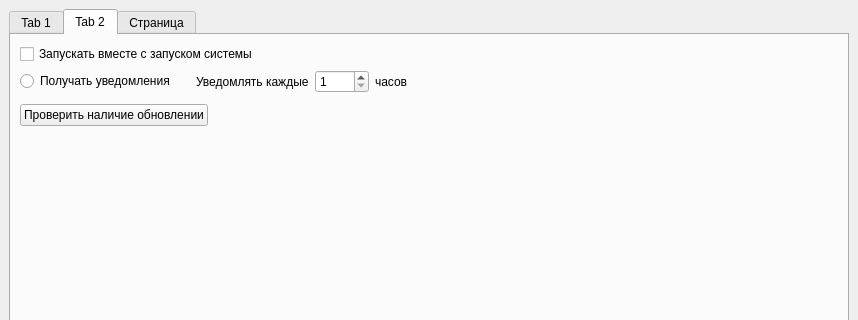
This is Actualochka/ui/mainwindow.ui in OmarSyba/MPEI-Actualochka as Qt 5 draws it before an edit; both pictures show x 0 to 858 and y 0 to 320 of the 858 by 598 pixel window. The edited form follows.
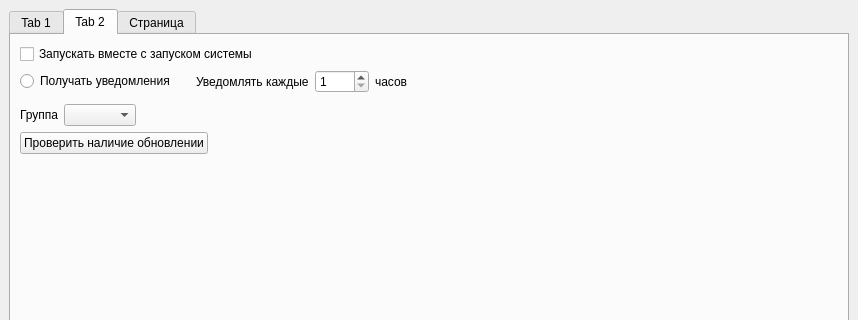
This is the edited form.

What changed in the file:
```diff
--- a/Actualochka/ui/mainwindow.ui
+++ b/Actualochka/ui/mainwindow.ui
@@ -119,8 +119,8 @@
        <attribute name="title">
         <string>Tab 2</string>
        </attribute>
-       <layout class="QVBoxLayout" name="verticalLayout_3">
-        <item>
+       <layout class="QGridLayout" name="gridLayout_2">
+        <item row="0" column="0">
          <layout class="QVBoxLayout" name="verticalLayout">
           <item>
            <widget class="QCheckBox" name="checkBox">
@@ -198,7 +198,7 @@
           </item>
          </layout>
         </item>
-        <item>
+        <item row="1" column="0">
          <spacer name="verticalSpacer_2">
           <property name="orientation">
            <enum>Qt::Vertical</enum>
@@ -214,7 +214,34 @@
           </property>
          </spacer>
         </item>
-        <item>
+        <item row="2" column="0">
+         <layout class="QHBoxLayout" name="horizontalLayout_7">
+          <item>
+           <widget class="QLabel" name="label_5">
+            <property name="text">
+             <string>Группа</string>
+            </property>
+           </widget>
+          </item>
+          <item>
+           <widget class="QComboBox" name="comboBoxGroup"/>
+          </item>
+          <item>
+           <spacer name="horizontalSpacer_8">
+            <property name="orientation">
+             <enum>Qt::Horizontal</enum>
+            </property>
+            <property name="sizeHint" stdset="0">
+             <size>
+              <width>40</width>
+              <height>20</height>
+             </size>
+            </property>
+           </spacer>
+          </item>
+         </layout>
+        </item>
+        <item row="3" column="0">
          <layout class="QHBoxLayout" name="horizontalLayout_6">
           <item>
            <widget class="QPushButton" name="checkupdateButton">
@@ -238,7 +265,7 @@
           </item>
          </layout>
         </item>
-        <item>
+        <item row="4" column="0">
          <spacer name="verticalSpacer">
           <property name="orientation">
            <enum>Qt::Vertical</enum>
@@ -251,14 +278,14 @@
           </property>
          </spacer>
         </item>
-        <item>
+        <item row="5" column="0">
          <widget class="Line" name="line">
           <property name="orientation">
            <enum>Qt::Horizontal</enum>
           </property>
          </widget>
         </item>
-        <item>
+        <item row="6" column="0">
          <layout class="QHBoxLayout" name="horizontalLayout_5">
           <item>
            <widget class="QLabel" name="versionLabel">
```
